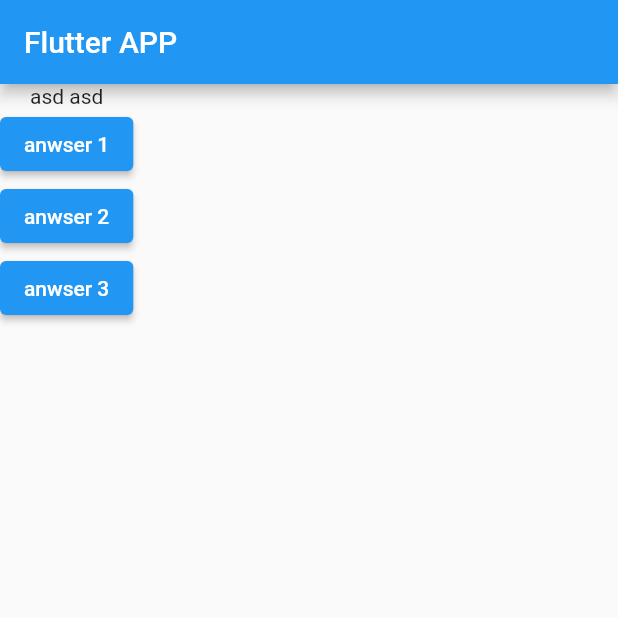
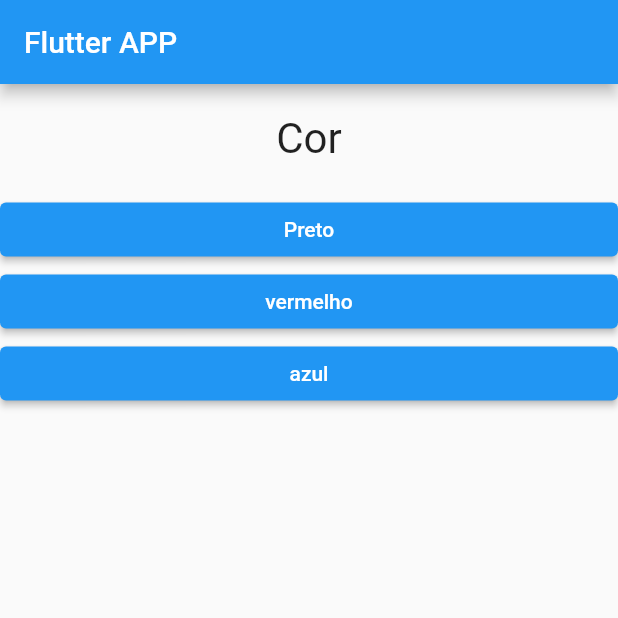
Before and after one commit to 4lexRossi/flutter_questions, a Flutter app: the screen it shows after launch, on a phone screen of 412 x 824 dp, the top half of it. Run offline on Flutter 3.47's test engine with Material 2 defaults, Android fonts, the phone set to English and light mode, and no system bars.

Commit message:
Question and answer components

```diff
--- /dev/null
+++ b/lib/answer.dart
@@ -0,0 +1,23 @@
+import 'package:flutter/material.dart';
+
+class Answer extends StatelessWidget {
+  final String text;
+  final void Function() onPressed;
+
+  Answer(this.text, this.onPressed);
+
+  @override
+  Widget build(BuildContext context) {
+    return SizedBox(
+      width: double.infinity,
+      child: ElevatedButton(
+        style: ButtonStyle(
+          foregroundColor: MaterialStateProperty.all<Color>(Colors.white),
+          backgroundColor: MaterialStateProperty.all<Color>(Colors.blue),
+        ),
+        onPressed: onPressed,
+        child: Text(text),
+      ),
+    );
+  }
+}
--- a/lib/main.dart
+++ b/lib/main.dart
@@ -1,41 +1,68 @@
 import 'package:flutter/material.dart';
+import './question.dart';
+import './answer.dart';
 
-main() => runApp(QuestionApp());
+main() => runApp(const QuestionApp());
 
-class QuestionAppState extends State<QuestionApp> {
-  var selectQuestion = 0;
+class _QuestionAppState extends State<QuestionApp> {
+  int _selectedQuestion = 0;
 
-  void answer() {
-    print('ok');
-    setState(() {
-      selectQuestion++;
-    });
+  final _questions = const [
+    {
+      'text': 'Cor',
+      'anwswers': ['Preto', 'vermelho', 'azul']
+    },
+    {
+      'text': 'animal',
+      'anwswers': ['cachorro', 'gato', 'peixe']
+    },
+  ];
+
+  void _answer() {
+    if (hasSelectedQuestions) {
+      setState(() {
+        _selectedQuestion++;
+      });
+    }
+  }
+
+  bool get hasSelectedQuestions {
+    return _selectedQuestion < _questions.length;
   }
 
   @override
   Widget build(BuildContext context) {
-    final List<String> questions = ['asd asd', 'fgh fgh'];
+    List<String> anwswers = hasSelectedQuestions
+        ? _questions[_selectedQuestion].cast()['anwswers']
+        : [];
 
     return MaterialApp(
         home: Scaffold(
       appBar: AppBar(
-        title: Text('Flutter APP'),
+        title: const Text('Flutter APP'),
       ),
-      body: Column(
-        children: <Widget>[
-          Text(questions[selectQuestion]),
-          ElevatedButton(onPressed: answer, child: Text('anwser 1')),
-          ElevatedButton(onPressed: answer, child: Text('anwser 2')),
-          ElevatedButton(onPressed: answer, child: Text('anwser 3')),
-        ],
-      ),
+      body: hasSelectedQuestions
+          ? Column(
+              children: <Widget>[
+                Question(_questions[_selectedQuestion]['text'].toString()),
+                ...anwswers.map((t) => Answer(t, _answer)).toList(),
+              ],
+            )
+          : const Center(
+              child: Text(
+                'OK!',
+                style: TextStyle(fontSize: 28),
+              ),
+            ),
     ));
   }
 }
 
 class QuestionApp extends StatefulWidget {
+  const QuestionApp({super.key});
+
   @override
-  QuestionAppState createState() {
-    return QuestionAppState();
+  _QuestionAppState createState() {
+    return _QuestionAppState();
   }
 }
--- /dev/null
+++ b/lib/question.dart
@@ -0,0 +1,20 @@
+import 'package:flutter/material.dart';
+
+class Question extends StatelessWidget {
+  final String text;
+
+  const Question(this.text, {super.key});
+
+  @override
+  Widget build(BuildContext context) {
+    return Container(
+      width: double.infinity,
+      margin: const EdgeInsets.all(20),
+      child: Text(
+        text,
+        style: const TextStyle(fontSize: 28),
+        textAlign: TextAlign.center,
+      ),
+    );
+  }
+}
```
